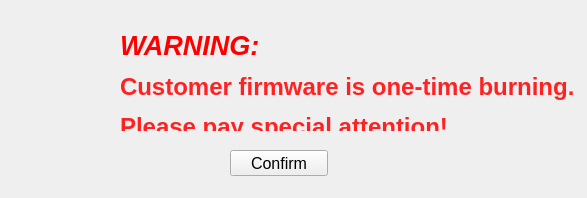
wangyixu12/Esp32DownloadTools, file PyQTUI/warningForm.ui: the form before one commit.
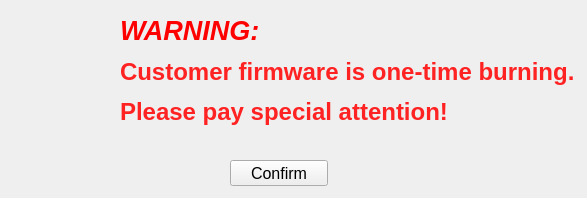
The form after the commit. Icons and pictures are not drawn.

Commit message: 完成警告窗口整体逻辑

The edit to the form file:
```diff
--- a/PyQTUI/warningForm.ui
+++ b/PyQTUI/warningForm.ui
@@ -10,6 +10,18 @@
     <height>198</height>
    </rect>
   </property>
+  <property name="minimumSize">
+   <size>
+    <width>587</width>
+    <height>198</height>
+   </size>
+  </property>
+  <property name="maximumSize">
+   <size>
+    <width>587</width>
+    <height>198</height>
+   </size>
+  </property>
   <property name="windowTitle">
    <string>Warning</string>
   </property>
@@ -17,7 +29,7 @@
    <property name="geometry">
     <rect>
      <x>20</x>
-     <y>50</y>
+     <y>30</y>
      <width>71</width>
      <height>71</height>
     </rect>
@@ -33,7 +45,7 @@
    <property name="geometry">
     <rect>
      <x>230</x>
-     <y>150</y>
+     <y>160</y>
      <width>98</width>
      <height>26</height>
     </rect>
@@ -51,11 +63,23 @@
    <property name="geometry">
     <rect>
      <x>120</x>
-     <y>30</y>
+     <y>10</y>
      <width>461</width>
-     <height>101</height>
+     <height>121</height>
     </rect>
    </property>
+   <property name="minimumSize">
+    <size>
+     <width>461</width>
+     <height>121</height>
+    </size>
+   </property>
+   <property name="maximumSize">
+    <size>
+     <width>461</width>
+     <height>121</height>
+    </size>
+   </property>
    <property name="text">
     <string>&lt;html&gt;&lt;head/&gt;&lt;body&gt;&lt;p&gt;&lt;span style=&quot; font-size:20pt; font-weight:600; font-style:italic; color:#ff0000;&quot;&gt;WARNING: &lt;/span&gt;&lt;/p&gt;&lt;p&gt;&lt;span style=&quot; font-size:18pt; font-weight:600; color:#ff2222;&quot;&gt;Customer firmware is one-time burning. &lt;/span&gt;&lt;/p&gt;&lt;p&gt;&lt;span style=&quot; font-size:18pt; font-weight:600; color:#ff2222;&quot;&gt;Please pay special attention!&lt;/span&gt;&lt;/p&gt;&lt;/body&gt;&lt;/html&gt;</string>
    </property>
```
The commit also changes 4 other files.
